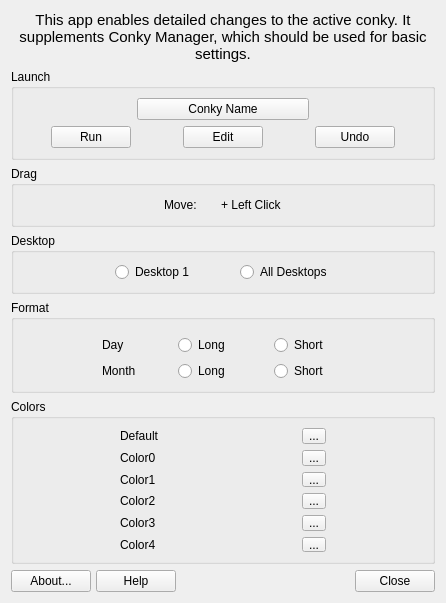
First picture: the form in mainwindow.ui, repository AdrianTM/mx-conky, before the edit.
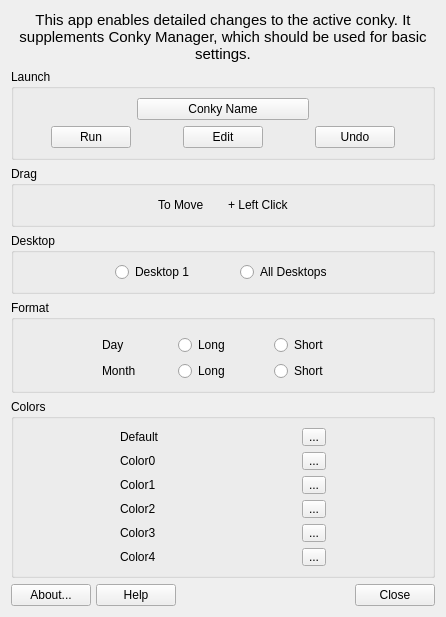
Second picture: the form after the edit. Icons and pictures are not drawn.

Diff of the .ui file:
```diff
--- a/mainwindow.ui
+++ b/mainwindow.ui
@@ -7,7 +7,7 @@
     <x>0</x>
     <y>0</y>
     <width>446</width>
-    <height>603</height>
+    <height>617</height>
    </rect>
   </property>
   <property name="windowTitle">
@@ -184,7 +184,7 @@
       <item>
        <widget class="QLabel" name="labelMove">
         <property name="text">
-         <string>Move:</string>
+         <string>To Move</string>
         </property>
        </widget>
       </item>
```
